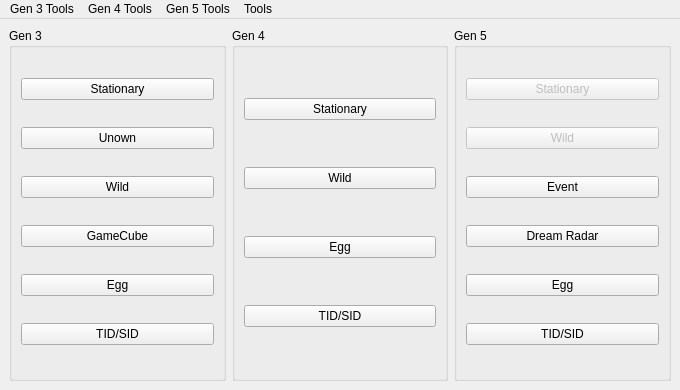
This is Source/Forms/MainWindow.ui in Admiral-Fish/PokeFinder as Qt 5 draws it before an edit. The edited form follows.
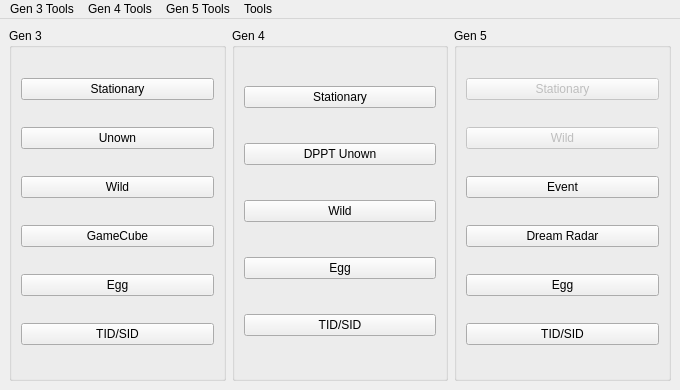
This is the edited form. Icons and pictures are not drawn.

Commit message: Implement Unown Generator/Searcher

```diff
--- a/Source/Forms/MainWindow.ui
+++ b/Source/Forms/MainWindow.ui
@@ -82,34 +82,41 @@
        <string>Gen 4</string>
       </property>
       <layout class="QGridLayout" name="gridLayout_3">
-       <item row="0" column="0">
-        <widget class="QPushButton" name="pushButtonStationary4">
-         <property name="text">
-          <string>Stationary</string>
-         </property>
-        </widget>
-       </item>
-       <item row="1" column="0">
-        <widget class="QPushButton" name="pushButtonWild4">
-         <property name="text">
-          <string>Wild</string>
-         </property>
-        </widget>
-       </item>
-       <item row="2" column="0">
-        <widget class="QPushButton" name="pushButtonEgg4">
-         <property name="text">
-          <string>Egg</string>
-         </property>
-        </widget>
-       </item>
-       <item row="3" column="0">
+       <item row="4" column="0">
         <widget class="QPushButton" name="pushButtonIDs4">
          <property name="text">
           <string>TID/SID</string>
          </property>
         </widget>
        </item>
+       <item row="3" column="0">
+        <widget class="QPushButton" name="pushButtonEgg4">
+         <property name="text">
+          <string>Egg</string>
+         </property>
+        </widget>
+       </item>
+       <item row="2" column="0">
+        <widget class="QPushButton" name="pushButtonWild4">
+         <property name="text">
+          <string>Wild</string>
+         </property>
+        </widget>
+       </item>
+       <item row="0" column="0">
+        <widget class="QPushButton" name="pushButtonStationary4">
+         <property name="text">
+          <string>Stationary</string>
+         </property>
+        </widget>
+       </item>
+       <item row="1" column="0">
+        <widget class="QPushButton" name="pushButtonUnown4">
+         <property name="text">
+          <string>DPPT Unown</string>
+         </property>
+        </widget>
+       </item>
       </layout>
      </widget>
     </item>
```
Left out of the diff: 2 changed lines with no effect on the pictures. The commit also changes 18 other files.
